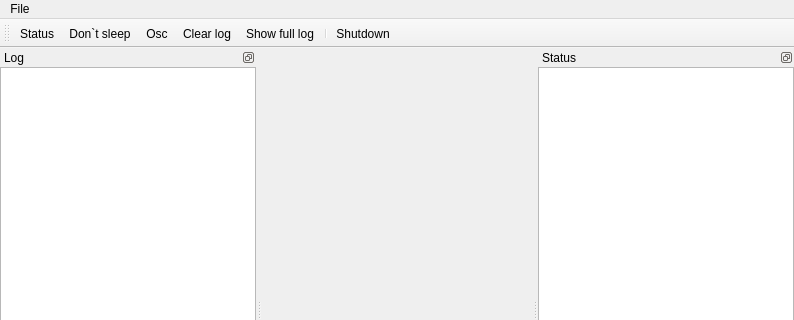
The window that projects/ctrl-board/software/applications/client/src/main_wnd.ui (z80/robocam) describes before a commit, drawn with Qt 5; both pictures show x 0 to 794 and y 0 to 320 of the 794 by 594 pixel window.
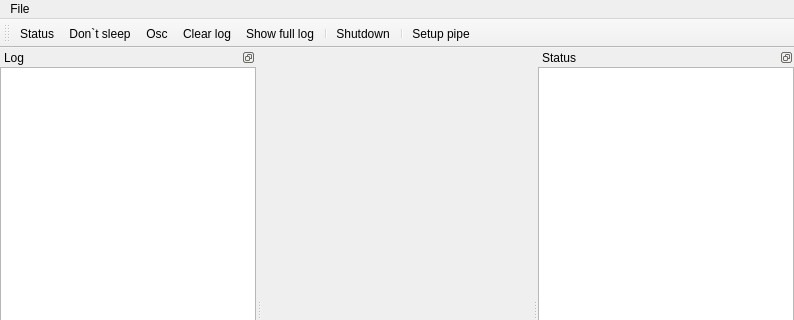
The same window after the commit. Custom widgets are drawn as their Qt base class.

Commit message: Made setup pipe dialog.

Diff of the .ui file:
```diff
--- a/projects/ctrl-board/software/applications/client/src/main_wnd.ui
+++ b/projects/ctrl-board/software/applications/client/src/main_wnd.ui
@@ -210,6 +210,8 @@
    <addaction name="showFullLog"/>
    <addaction name="separator"/>
    <addaction name="shutdown"/>
+   <addaction name="separator"/>
+   <addaction name="setupPipe"/>
   </widget>
   <widget class="QDockWidget" name="statusDw">
    <property name="features">
@@ -324,6 +326,14 @@
     <string>Send Don't sleep periodically to prevent robot hybernation.</string>
    </property>
   </action>
+  <action name="setupPipe">
+   <property name="text">
+    <string>Setup pipe</string>
+   </property>
+   <property name="toolTip">
+    <string>Setup pile to remote host</string>
+   </property>
+  </action>
  </widget>
  <customwidgets>
   <customwidget>
```
The commit also changes 6 other files.
